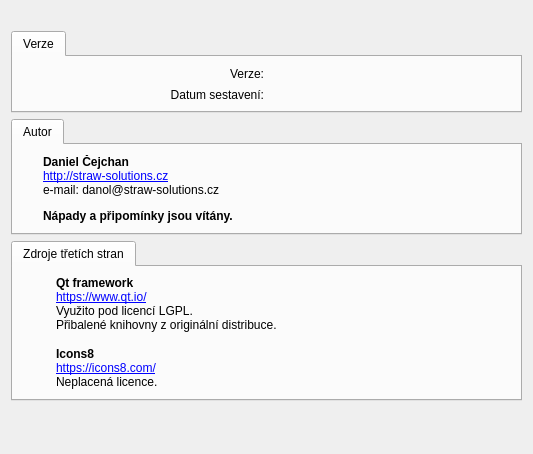
The window that src/gui/aboutdialog.ui (CZDanol/StrawLumen) describes before a commit, drawn with Qt 5.
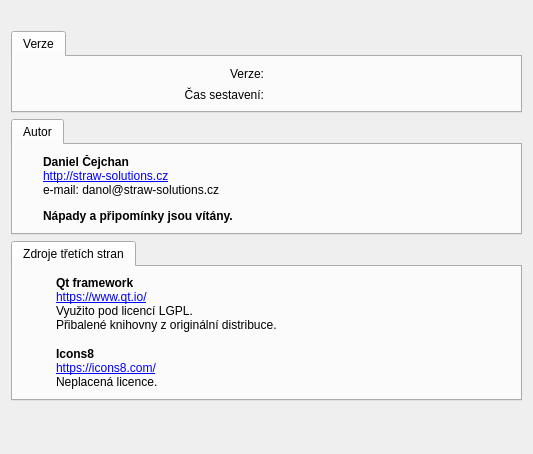
The same window after the commit. Icons and pictures are not drawn.

What changed in the file:
```diff
--- a/src/gui/aboutdialog.ui
+++ b/src/gui/aboutdialog.ui
@@ -90,7 +90,7 @@
        <item row="1" column="0">
         <widget class="QLabel" name="label_10">
          <property name="text">
-          <string>Datum sestavení:</string>
+          <string>Čas sestavení:</string>
          </property>
          <property name="alignment">
           <set>Qt::AlignRight|Qt::AlignTrailing|Qt::AlignVCenter</set>
```
